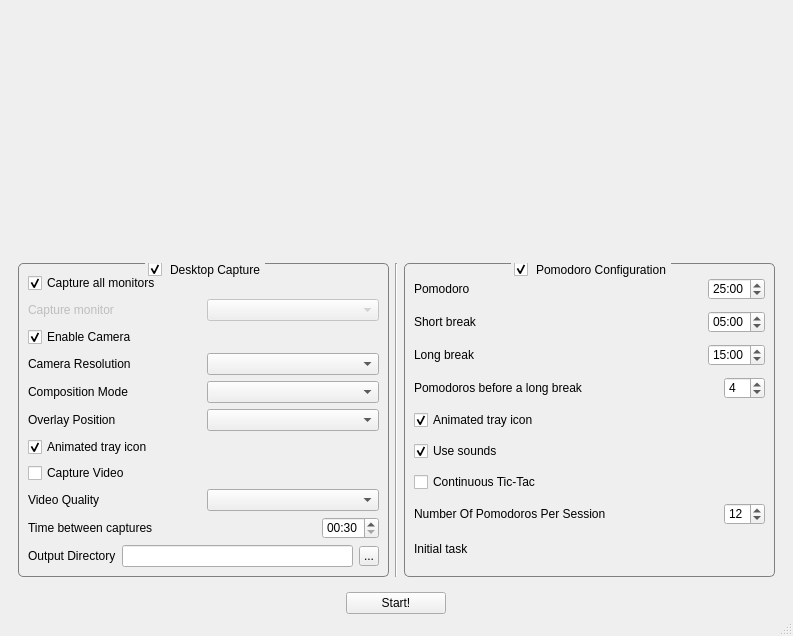
The window that MainWindow.ui (FelixdelasPozas/pomodorotimelapse) describes before a commit, drawn with Qt 5.
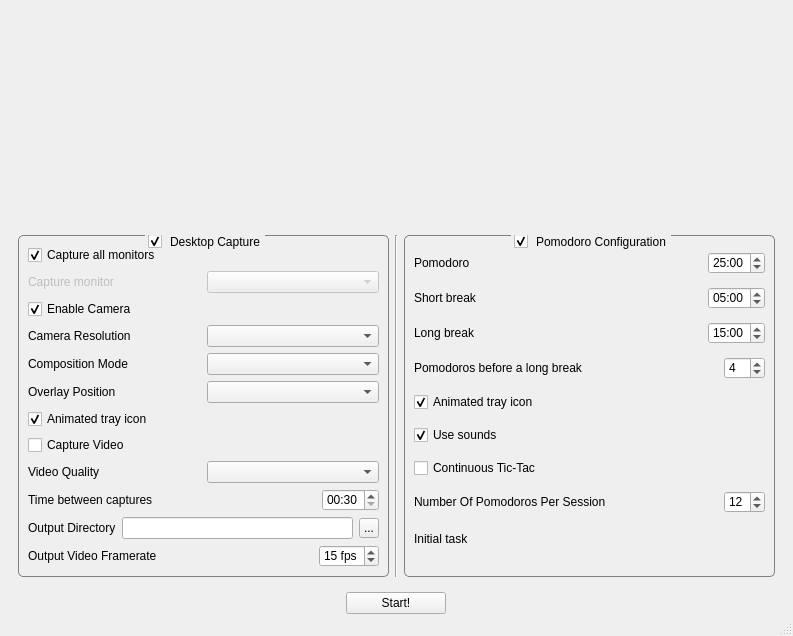
The same window after the commit. Icons and pictures are not drawn.

Commit message: Add frames per seconds of the output video.

Patch:
```diff
--- a/MainWindow.ui
+++ b/MainWindow.ui
@@ -296,6 +296,39 @@
             </item>
            </layout>
           </item>
+          <item>
+           <layout class="QHBoxLayout" name="horizontalLayout_16" stretch="1,0">
+            <property name="topMargin">
+             <number>0</number>
+            </property>
+            <item>
+             <widget class="QLabel" name="label_12">
+              <property name="text">
+               <string>Output Video Framerate</string>
+              </property>
+             </widget>
+            </item>
+            <item>
+             <widget class="QSpinBox" name="m_fps">
+              <property name="suffix">
+               <string> fps</string>
+              </property>
+              <property name="minimum">
+               <number>5</number>
+              </property>
+              <property name="maximum">
+               <number>30</number>
+              </property>
+              <property name="singleStep">
+               <number>5</number>
+              </property>
+              <property name="value">
+               <number>15</number>
+              </property>
+             </widget>
+            </item>
+           </layout>
+          </item>
          </layout>
         </widget>
        </item>
```
The commit also changes 6 other files.
